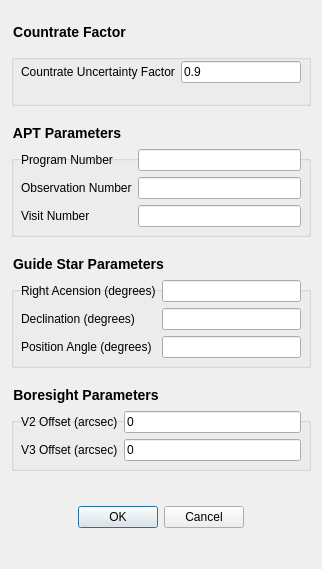
Old version of the form fgs-commissioning/jwst_magic/segment_guiding/segmentGuidingDialog.ui in the repository spacetelescope/jwst_magic.
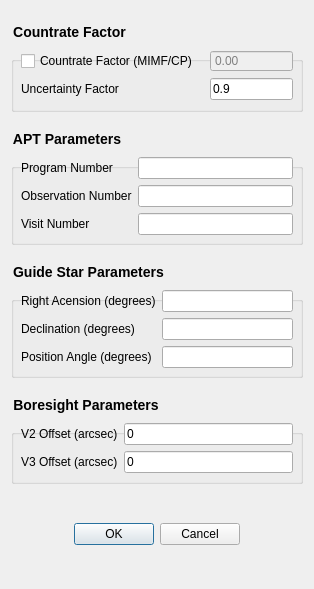
New version of the form.

Commit message: JWSTFGS-5; Add countrate factor box to Segment Guiding Dialog Pop-Up and incorporate it into the command that is written

What changed in the file:
```diff
--- a/fgs-commissioning/jwst_magic/segment_guiding/segmentGuidingDialog.ui
+++ b/fgs-commissioning/jwst_magic/segment_guiding/segmentGuidingDialog.ui
@@ -6,8 +6,8 @@
    <rect>
     <x>0</x>
     <y>0</y>
-    <width>322</width>
-    <height>569</height>
+    <width>314</width>
+    <height>589</height>
    </rect>
   </property>
   <property name="windowTitle">
@@ -38,27 +38,59 @@
        <verstretch>0</verstretch>
       </sizepolicy>
      </property>
+     <property name="minimumSize">
+      <size>
+       <width>290</width>
+       <height>0</height>
+      </size>
+     </property>
      <property name="styleSheet">
-      <string notr="true">QGroupBox { font-size: 14px; font-weight: bold; margin-top: 14px } QGroupBox::title { top: -14px }</string>
+      <string notr="true">QGroupBox { font-size: 14px; font-weight: bold; margin-top: 16px } QGroupBox::title { top: -16px }</string>
      </property>
      <property name="title">
       <string>Countrate Factor</string>
      </property>
      <layout class="QGridLayout" name="gridLayout_4">
       <item row="0" column="0">
+       <widget class="QCheckBox" name="checkBox_countrateFactor">
+        <property name="text">
+         <string>Countrate Factor (MIMF/CP)</string>
+        </property>
+       </widget>
+      </item>
+      <item row="1" column="0" colspan="2">
        <widget class="QLabel" name="label_9">
         <property name="text">
-         <string>Countrate Uncertainty Factor</string>
+         <string>Uncertainty Factor</string>
         </property>
        </widget>
       </item>
-      <item row="0" column="1">
+      <item row="1" column="2" colspan="2">
        <widget class="QLineEdit" name="lineEdit_countrateUncertainty">
         <property name="text">
          <string>0.9</string>
         </property>
        </widget>
       </item>
+      <item row="0" column="2" colspan="2">
+       <widget class="QDoubleSpinBox" name="doubleSpinBox_countrateFactor">
+        <property name="enabled">
+         <bool>false</bool>
+        </property>
+        <property name="styleSheet">
+         <string notr="true">.QDoubleSpinBox:disabled {color: grey}</string>
+        </property>
+        <property name="buttonSymbols">
+         <enum>QAbstractSpinBox::NoButtons</enum>
+        </property>
+        <property name="maximum">
+         <double>1.000000000000000</double>
+        </property>
+        <property name="singleStep">
+         <double>0.100000000000000</double>
+        </property>
+       </widget>
+      </item>
      </layout>
     </widget>
    </item>
@@ -81,7 +113,7 @@
    <item>
     <widget class="QGroupBox" name="groupBox">
      <property name="styleSheet">
-      <string notr="true">QGroupBox { font-size: 14px; font-weight: bold; margin-top: 14px } QGroupBox::title { top: -14px }</string>
+      <string notr="true">QGroupBox { font-size: 14px; font-weight: bold; margin-top: 16px } QGroupBox::title { top: -16px }</string>
      </property>
      <property name="title">
       <string>APT Parameters</string>
@@ -139,7 +171,7 @@
    <item>
     <widget class="QGroupBox" name="groupBox_2">
      <property name="styleSheet">
-      <string notr="true">QGroupBox { font-size: 14px; font-weight: bold; margin-top: 14px } QGroupBox::title { top: -14px }</string>
+      <string notr="true">QGroupBox { font-size: 14px; font-weight: bold; margin-top: 16px } QGroupBox::title { top: -16px }</string>
      </property>
      <property name="title">
       <string>Guide Star Parameters</string>
@@ -201,7 +233,7 @@
    <item>
     <widget class="QGroupBox" name="groupBox_3">
      <property name="styleSheet">
-      <string notr="true">QGroupBox { font-size: 14px; font-weight: bold; margin-top: 14px } QGroupBox::title { top: -14px }</string>
+      <string notr="true">QGroupBox { font-size: 14px; font-weight: bold; margin-top: 16px } QGroupBox::title { top: -16px }</string>
      </property>
      <property name="title">
       <string>Boresight Parameters</string>
```
Left out of the diff: 26 changed lines with no effect on the pictures. The commit also changes 2 other files.
